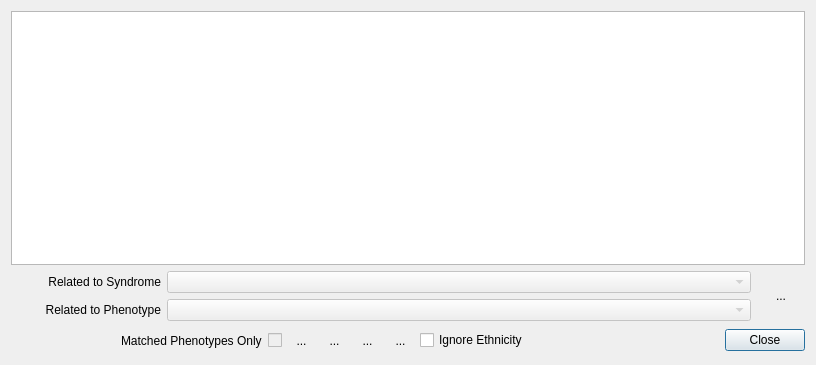
First picture: the form in forms/MetricsDialog.ui, repository frontiersi/FaceTools, before the edit.
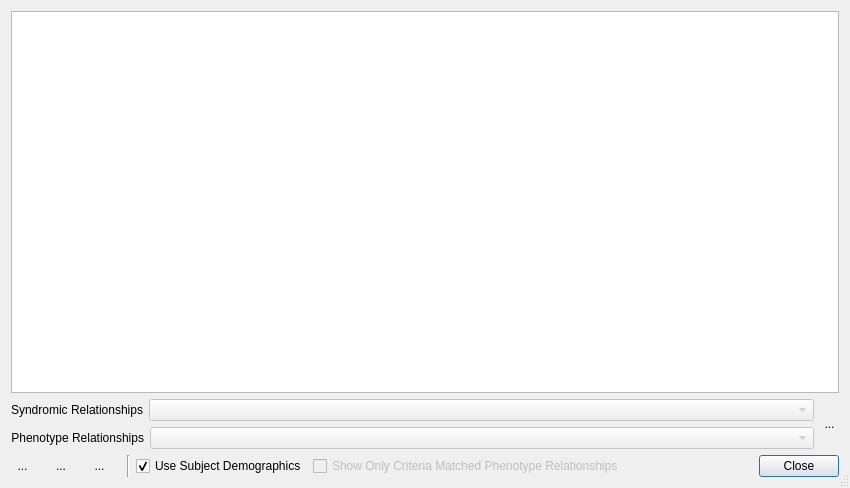
Second picture: the form after the edit. Icons and pictures are not drawn.

```diff
--- a/forms/MetricsDialog.ui
+++ b/forms/MetricsDialog.ui
@@ -9,8 +9,8 @@
    <rect>
     <x>0</x>
     <y>0</y>
-    <width>816</width>
-    <height>365</height>
+    <width>850</width>
+    <height>488</height>
    </rect>
   </property>
   <property name="minimumSize">
@@ -28,32 +28,54 @@
   <property name="windowTitle">
    <string>Dialog</string>
   </property>
-  <layout class="QVBoxLayout" name="verticalLayout_2">
+  <property name="sizeGripEnabled">
+   <bool>true</bool>
+  </property>
+  <layout class="QVBoxLayout" name="verticalLayout_2" stretch="1,0,0">
    <item>
-    <widget class="QTableWidget" name="table"/>
+    <widget class="QTableWidget" name="table">
+     <property name="sizePolicy">
+      <sizepolicy hsizetype="Preferred" vsizetype="Preferred">
+       <horstretch>0</horstretch>
+       <verstretch>0</verstretch>
+      </sizepolicy>
+     </property>
+     <property name="minimumSize">
+      <size>
+       <width>662</width>
+       <height>360</height>
+      </size>
+     </property>
+     <attribute name="horizontalHeaderMinimumSectionSize">
+      <number>10</number>
+     </attribute>
+     <attribute name="horizontalHeaderDefaultSectionSize">
+      <number>10</number>
+     </attribute>
+    </widget>
    </item>
    <item>
     <layout class="QHBoxLayout" name="horizontalLayout_5">
      <item>
       <layout class="QVBoxLayout" name="verticalLayout">
        <item>
-        <layout class="QHBoxLayout" name="horizontalLayout_4">
+        <layout class="QHBoxLayout" name="horizontalLayout_4" stretch="0,1">
          <item>
           <widget class="QLabel" name="label_2">
+           <property name="sizePolicy">
+            <sizepolicy hsizetype="Preferred" vsizetype="Preferred">
+             <horstretch>0</horstretch>
+             <verstretch>0</verstretch>
+            </sizepolicy>
+           </property>
            <property name="minimumSize">
             <size>
-             <width>150</width>
+             <width>120</width>
              <height>0</height>
             </size>
            </property>
-           <property name="maximumSize">
-            <size>
-             <width>150</width>
-             <height>16777215</height>
-            </size>
-           </property>
            <property name="text">
-            <string>Related to Syndrome</string>
+            <string>Syndromic Relationships</string>
            </property>
            <property name="alignment">
             <set>Qt::AlignRight|Qt::AlignTrailing|Qt::AlignVCenter</set>
@@ -66,14 +88,14 @@
             <bool>false</bool>
            </property>
            <property name="sizePolicy">
-            <sizepolicy hsizetype="MinimumExpanding" vsizetype="Fixed">
+            <sizepolicy hsizetype="Preferred" vsizetype="Preferred">
              <horstretch>0</horstretch>
              <verstretch>0</verstretch>
             </sizepolicy>
            </property>
            <property name="minimumSize">
             <size>
-             <width>0</width>
+             <width>474</width>
              <height>0</height>
             </size>
            </property>
@@ -91,23 +113,23 @@
         </layout>
        </item>
        <item>
-        <layout class="QHBoxLayout" name="horizontalLayout_3">
+        <layout class="QHBoxLayout" name="horizontalLayout_3" stretch="0,1">
          <item>
           <widget class="QLabel" name="label">
+           <property name="sizePolicy">
+            <sizepolicy hsizetype="Preferred" vsizetype="Preferred">
+             <horstretch>0</horstretch>
+             <verstretch>0</verstretch>
+            </sizepolicy>
+           </property>
            <property name="minimumSize">
             <size>
-             <width>150</width>
+             <width>120</width>
              <height>0</height>
             </size>
            </property>
-           <property name="maximumSize">
-            <size>
-             <width>150</width>
-             <height>16777215</height>
-            </size>
-           </property>
            <property name="text">
-            <string>Related to Phenotype</string>
+            <string>Phenotype Relationships</string>
            </property>
            <property name="alignment">
             <set>Qt::AlignRight|Qt::AlignTrailing|Qt::AlignVCenter</set>
@@ -120,7 +142,7 @@
             <bool>false</bool>
            </property>
            <property name="sizePolicy">
-            <sizepolicy hsizetype="MinimumExpanding" vsizetype="Fixed">
+            <sizepolicy hsizetype="Preferred" vsizetype="Preferred">
              <horstretch>0</horstretch>
              <verstretch>0</verstretch>
             </sizepolicy>
@@ -148,16 +170,16 @@
      </item>
      <item>
       <widget class="QToolButton" name="flipButton">
-       <property name="minimumSize">
-        <size>
-         <width>48</width>
-         <height>48</height>
-        </size>
+       <property name="sizePolicy">
+        <sizepolicy hsizetype="Preferred" vsizetype="Preferred">
+         <horstretch>0</horstretch>
+         <verstretch>0</verstretch>
+        </sizepolicy>
        </property>
-       <property name="maximumSize">
+       <property name="minimumSize">
         <size>
-         <width>48</width>
-         <height>48</height>
+         <width>0</width>
+         <height>0</height>
         </size>
        </property>
        <property name="toolTip">
@@ -190,249 +212,184 @@
     </layout>
    </item>
    <item>
-    <layout class="QHBoxLayout" name="horizontalLayout_2">
+    <layout class="QHBoxLayout" name="horizontalLayout_2" stretch="1,0,0,4,0">
+     <property name="spacing">
+      <number>6</number>
+     </property>
      <item>
-      <layout class="QHBoxLayout" name="horizontalLayout">
+      <layout class="QHBoxLayout" name="horizontalLayout" stretch="0,0,0">
+       <property name="spacing">
+        <number>16</number>
+       </property>
+       <property name="rightMargin">
+        <number>10</number>
+       </property>
        <item>
-        <spacer name="horizontalSpacer_2">
-         <property name="orientation">
-          <enum>Qt::Horizontal</enum>
+        <widget class="QToolButton" name="showPhenotypesButton">
+         <property name="sizePolicy">
+          <sizepolicy hsizetype="Preferred" vsizetype="Preferred">
+           <horstretch>0</horstretch>
+           <verstretch>0</verstretch>
+          </sizepolicy>
          </property>
-         <property name="sizeHint" stdset="0">
+         <property name="toolTip">
+          <string>Show Human Phenotype Ontology Terms.</string>
+         </property>
+         <property name="styleSheet">
+          <string notr="true">QToolButton{
+	border: none;
+}
+QToolButton:hover{
+	border: 1px solid #8f8f91;
+	border-radius: 4px;
+}
+</string>
+         </property>
+         <property name="text">
+          <string>...</string>
+         </property>
+         <property name="icon">
+          <iconset resource="../FaceTools_res.qrc">
+           <normaloff>:/icons/FACEQ</normaloff>:/icons/FACEQ</iconset>
+         </property>
+         <property name="iconSize">
           <size>
-           <width>40</width>
-           <height>20</height>
+           <width>27</width>
+           <height>27</height>
           </size>
          </property>
-        </spacer>
+        </widget>
        </item>
        <item>
-        <widget class="QLabel" name="label_3">
+        <widget class="QToolButton" name="showChartButton">
+         <property name="sizePolicy">
+          <sizepolicy hsizetype="Preferred" vsizetype="Preferred">
+           <horstretch>0</horstretch>
+           <verstretch>0</verstretch>
+          </sizepolicy>
+         </property>
          <property name="toolTip">
           <string>Restrict the list of phenotypes to just those detected on the current subject.</string>
          </property>
+         <property name="styleSheet">
+          <string notr="true">QToolButton{
+	border: none;
+}
+QToolButton:hover{
+	border: 1px solid #8f8f91;
+	border-radius: 4px;
+}
+</string>
+         </property>
          <property name="text">
-          <string>Matched Phenotypes Only</string>
+          <string>...</string>
          </property>
+         <property name="icon">
+          <iconset resource="../FaceTools_res.qrc">
+           <normaloff>:/icons/CHART</normaloff>:/icons/CHART</iconset>
+         </property>
+         <property name="iconSize">
+          <size>
+           <width>27</width>
+           <height>27</height>
+          </size>
+         </property>
         </widget>
        </item>
        <item>
-        <widget class="QCheckBox" name="matchedCheckBox">
-         <property name="enabled">
-          <bool>false</bool>
-         </property>
+        <widget class="QToolButton" name="showScanInfoButton">
          <property name="sizePolicy">
-          <sizepolicy hsizetype="Minimum" vsizetype="Fixed">
+          <sizepolicy hsizetype="Preferred" vsizetype="Preferred">
            <horstretch>0</horstretch>
            <verstretch>0</verstretch>
           </sizepolicy>
          </property>
-         <property name="minimumSize">
-          <size>
-           <width>0</width>
-           <height>0</height>
-          </size>
-         </property>
          <property name="toolTip">
           <string>Restrict the list of phenotypes to just those detected on the current subject.</string>
          </property>
+         <property name="styleSheet">
+          <string notr="true">QToolButton{
+	border: none;
+}
+QToolButton:hover{
+	border: 1px solid #8f8f91;
+	border-radius: 4px;
+}
+</string>
+         </property>
          <property name="text">
-          <string/>
+          <string>...</string>
+         </property>
+         <property name="icon">
+          <iconset resource="../FaceTools_res.qrc">
+           <normaloff>:/icons/MODEL_INFO</normaloff>:/icons/MODEL_INFO</iconset>
+         </property>
+         <property name="iconSize">
+          <size>
+           <width>27</width>
+           <height>27</height>
+          </size>
          </property>
         </widget>
        </item>
       </layout>
      </item>
      <item>
-      <widget class="QToolButton" name="showMetricsButton">
-       <property name="minimumSize">
-        <size>
-         <width>27</width>
-         <height>27</height>
-        </size>
+      <widget class="Line" name="line">
+       <property name="orientation">
+        <enum>Qt::Vertical</enum>
        </property>
-       <property name="maximumSize">
-        <size>
-         <width>27</width>
-         <height>27</height>
-        </size>
-       </property>
-       <property name="toolTip">
-        <string>Visualise Metrics</string>
-       </property>
-       <property name="styleSheet">
-        <string notr="true">QToolButton{
-	border: none;
-}
-QToolButton:hover{
-	border: 1px solid #8f8f91;
-	border-radius: 4px;
-}
-QToolButton:checked{
-	border: 1px solid #8f8f91;
-	border-radius: 4px;
-	background-color: rgb(211, 215, 207);
-}</string>
-       </property>
-       <property name="text">
-        <string>...</string>
-       </property>
-       <property name="icon">
-        <iconset resource="../FaceTools_res.qrc">
-         <normaloff>:/icons/METRICS</normaloff>:/icons/METRICS</iconset>
-       </property>
-       <property name="iconSize">
-        <size>
-         <width>27</width>
-         <height>27</height>
-        </size>
-       </property>
       </widget>
      </item>
      <item>
-      <widget class="QToolButton" name="showChartButton">
-       <property name="minimumSize">
-        <size>
-         <width>27</width>
-         <height>27</height>
-        </size>
-       </property>
-       <property name="maximumSize">
-        <size>
-         <width>27</width>
-         <height>27</height>
-        </size>
-       </property>
+      <widget class="QCheckBox" name="useSubjectDemographicsCheckBox">
        <property name="toolTip">
         <string>Show Growth Curves</string>
        </property>
-       <property name="styleSheet">
-        <string notr="true">QToolButton{
-	border: none;
-}
-QToolButton:hover{
-	border: 1px solid #8f8f91;
-	border-radius: 4px;
-}
-</string>
+       <property name="whatsThis">
+        <string>&lt;html&gt;&lt;head/&gt;&lt;body&gt;&lt;p&gt;If checked, growth curve statistics will be automatically set for each metric to most narrowly match the subject's sex and ethnicity, and the available set of statistics for each metric will be constrained to only those that are compatible with the current subject's sex and ethnicity.&lt;/p&gt;&lt;p&gt;Note that when automatically matching to the available statistics, a match to sex is preferred over a match to ethnicity, however the user can manually select a different set of growth curves from the compatible list. If this option is unchecked, the user can select the growth curves to use for each metric from all available statistics.&lt;/p&gt;&lt;p&gt;The currently set growth curves for a metric are used to calculate the statistics (Z scores) for the metric.&lt;/p&gt;&lt;/body&gt;&lt;/html&gt;</string>
        </property>
        <property name="text">
-        <string>...</string>
+        <string>Use Subject Demographics</string>
        </property>
-       <property name="icon">
-        <iconset resource="../FaceTools_res.qrc">
-         <normaloff>:/icons/CHART</normaloff>:/icons/CHART</iconset>
+       <property name="checked">
+        <bool>true</bool>
        </property>
-       <property name="iconSize">
-        <size>
-         <width>27</width>
-         <height>27</height>
-        </size>
-       </property>
       </widget>
      </item>
      <item>
-      <widget class="QToolButton" name="showPhenotypesButton">
-       <property name="minimumSize">
-        <size>
-         <width>27</width>
-         <height>27</height>
-        </size>
+      <widget class="QCheckBox" name="matchedCheckBox">
+       <property name="enabled">
+        <bool>false</bool>
        </property>
-       <property name="maximumSize">
-        <size>
-         <width>27</width>
-         <height>27</height>
-        </size>
+       <property name="sizePolicy">
+        <sizepolicy hsizetype="Ignored" vsizetype="Preferred">
+         <horstretch>0</horstretch>
+         <verstretch>0</verstretch>
+        </sizepolicy>
        </property>
-       <property name="toolTip">
-        <string>Show Human Phenotype Ontology Terms.</string>
-       </property>
-       <property name="styleSheet">
-        <string notr="true">QToolButton{
-	border: none;
-}
-QToolButton:hover{
-	border: 1px solid #8f8f91;
-	border-radius: 4px;
-}
-</string>
-       </property>
-       <property name="text">
-        <string>...</string>
-       </property>
-       <property name="icon">
-        <iconset resource="../FaceTools_res.qrc">
-         <normaloff>:/icons/FACEQ</normaloff>:/icons/FACEQ</iconset>
-       </property>
-       <property name="iconSize">
-        <size>
-         <width>27</width>
-         <height>27</height>
-        </size>
-       </property>
-      </widget>
-     </item>
-     <item>
-      <widget class="QToolButton" name="showScanInfoButton">
        <property name="minimumSize">
         <size>
-         <width>27</width>
-         <height>27</height>
+         <width>0</width>
+         <height>0</height>
         </size>
        </property>
-       <property name="maximumSize">
-        <size>
-         <width>27</width>
-         <height>27</height>
-        </size>
-       </property>
        <property name="toolTip">
         <string>Show Model Info</string>
        </property>
-       <property name="styleSheet">
-        <string notr="true">QToolButton{
-	border: none;
-}
-QToolButton:hover{
-	border: 1px solid #8f8f91;
-	border-radius: 4px;
-}
-</string>
-       </property>
        <property name="text">
-        <string>...</string>
-       </property>
-       <property name="icon">
-        <iconset resource="../FaceTools_res.qrc">
-         <normaloff>:/icons/MODEL_INFO</normaloff>:/icons/MODEL_INFO</iconset>
-       </property>
-       <property name="iconSize">
-        <size>
-         <width>27</width>
-         <height>27</height>
-        </size>
-       </property>
-      </widget>
-     </item>
-     <item>
-      <widget class="QCheckBox" name="ignoreEthnicityCheckBox">
-       <property name="font">
-        <font>
-         <weight>50</weight>
-         <bold>false</bold>
-        </font>
-       </property>
-       <property name="toolTip">
-        <string>Ignore the ethnicity of the current subject when matching phenotypes or plotting on growth curves.</string>
-       </property>
-       <property name="text">
-        <string>Ignore Ethnicity</string>
+        <string>Show Only Criteria Matched Phenotype Relationships</string>
        </property>
       </widget>
      </item>
      <item>
       <widget class="QDialogButtonBox" name="buttonBox">
+       <property name="sizePolicy">
+        <sizepolicy hsizetype="Preferred" vsizetype="Preferred">
+         <horstretch>0</horstretch>
+         <verstretch>0</verstretch>
+        </sizepolicy>
+       </property>
        <property name="standardButtons">
         <set>QDialogButtonBox::Close</set>
        </property>
```
Left out of the diff: 18 changed lines with no effect on the pictures.
